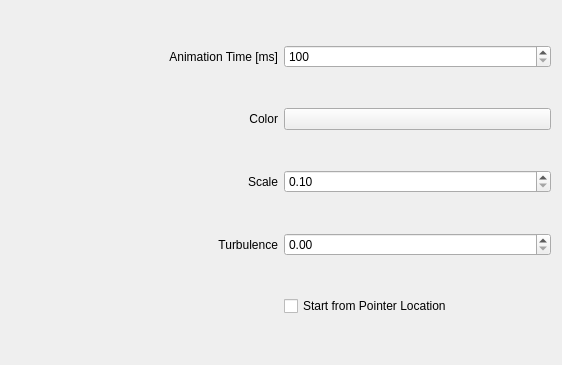
First picture: the form in kwin/incinerate/config.ui, repository Schneegans/Burn-My-Windows, before the edit.
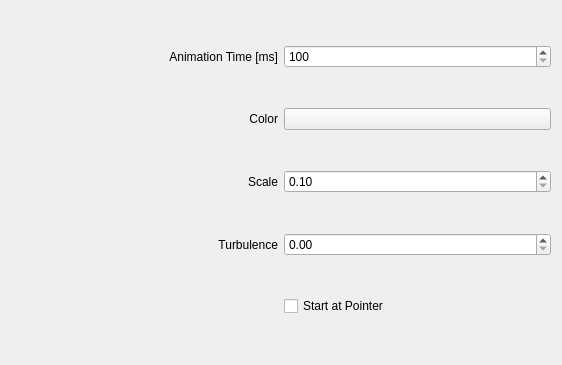
Second picture: the form after the edit. Custom widgets are drawn as their Qt base class.

```diff
--- a/kwin/incinerate/config.ui
+++ b/kwin/incinerate/config.ui
@@ -109,7 +109,7 @@
             <item row="4" column="1">
                 <widget class="QCheckBox" name="kcfg_UsePointer">
                     <property name="text">
-                        <string>Start from Pointer Location</string>
+                        <string>Start at Pointer</string>
                     </property>
                 </widget>
             </item>
```
